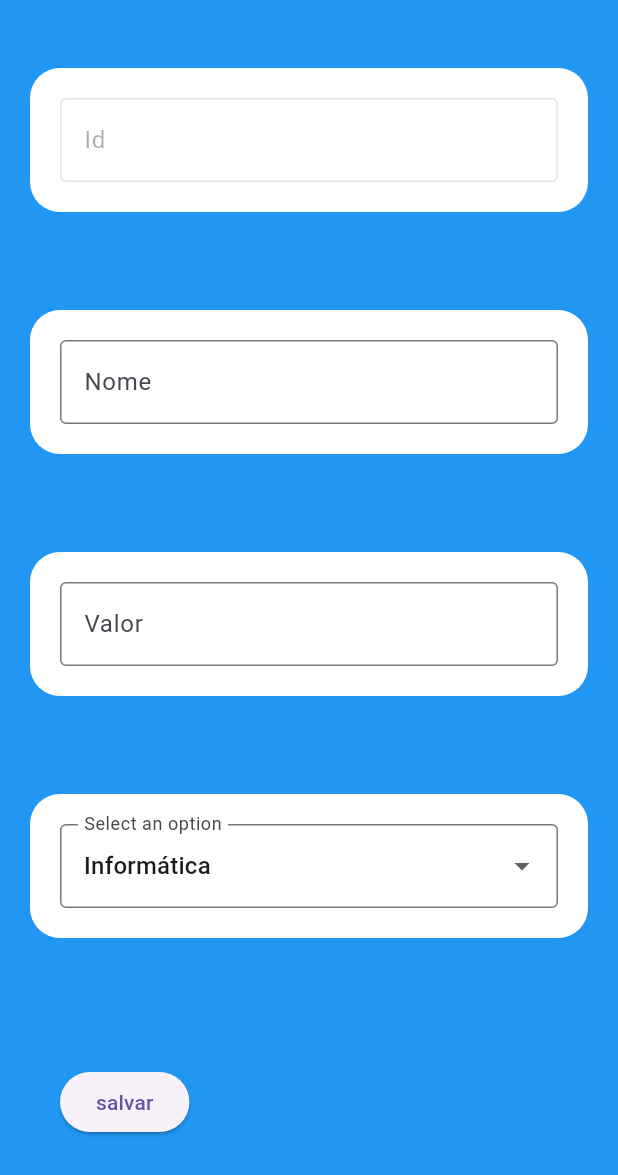
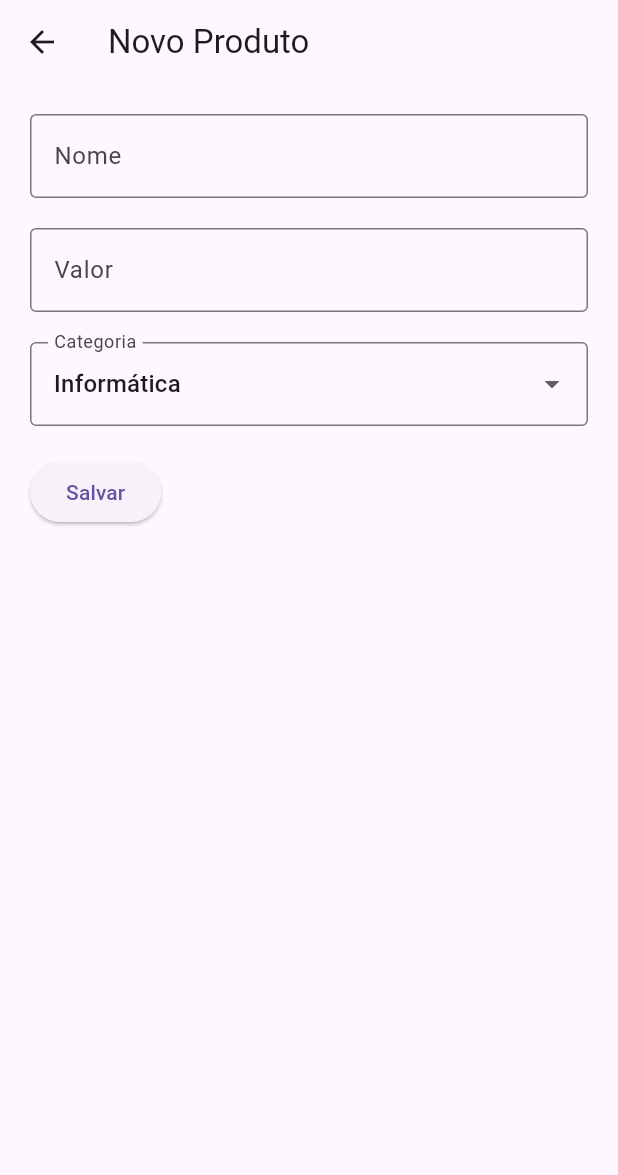
Before and after one commit to AugustoBortoncello3547/catalogo-produto-flutter, a Flutter app: the ProdutoDetalhe screen opened directly, on a phone screen of 412 x 824 dp. Shown: the top 1175 px of the screen. Run offline on Flutter 3.47's test engine with Material 3 defaults, Android fonts, the light colour scheme and no system bars; our stand-ins replace currency_text_input_formatter, sqflite; accounts and stored records are empty.

Commit message:
ajustes no layout da tela inicial, cadastro de produto e edição.

```diff
--- a/lib/bd/banco_helper.dart
+++ b/lib/bd/banco_helper.dart
@@ -34,7 +34,7 @@ class BancoHelper {
         CREATE TABLE $tabelaProduto (
           $colunaId INTEGER PRIMARY KEY,
           $colunaNome TEXT NOT NULL,
-          $colunaValor INTEGER NOT NULL,
+          $colunaValor REAL NOT NULL,
           $colunaCategoria TEXT NOT NULL
         )
       ''');
@@ -82,7 +82,7 @@ class BancoHelper {
       for (final {
             colunaId: pId as int,
             colunaNome: pNome as String,
-            colunaValor: pValor as int,
+            colunaValor: pValor as double,
             colunaCategoria: pCategoria as String,
           } in produtosNoBanco)
         Produto(id: pId, nome: pNome, valor: pValor, categoria: pCategoria),
--- a/lib/model/produto.dart
+++ b/lib/model/produto.dart
@@ -1,7 +1,7 @@
 class Produto {
   int? id;
   String? nome;
-  int? valor;
+  double? valor;
   String? categoria;
 
   Produto({
--- a/lib/produto_detalhe.dart
+++ b/lib/produto_detalhe.dart
@@ -1,49 +1,32 @@
 import 'package:catalago_produto_flutter/bd/banco_helper.dart';
 import 'package:catalago_produto_flutter/model/categoria.dart';
 import 'package:catalago_produto_flutter/model/produto.dart';
+import 'package:currency_text_input_formatter/currency_text_input_formatter.dart';
 import 'package:flutter/material.dart';
 
 class ProdutoDetalhe extends StatefulWidget {
-  ProdutoDetalhe({super.key, this.informacaoProduto});
+  const ProdutoDetalhe({super.key, this.informacaoProduto});
 
   final Produto? informacaoProduto;
 
   @override
-  State<ProdutoDetalhe> createState() => _ProdutoDetalheState();
+  _ProdutoDetalheState createState() => _ProdutoDetalheState();
 }
 
 class _ProdutoDetalheState extends State<ProdutoDetalhe> {
-  var bdHelper = BancoHelper();
-  final List<Produto> _dados = [];
-
-  final List<Categoria> categorias = [];
-
-  void carregarCategorias() async {
-    var r = await bdHelper.buscarCategorias();
-    setState(() {
-      categorias.clear();
-      categorias.addAll(r);
-    });
-    print(categorias);
-  }
+  final bdHelper = BancoHelper();
+  final _formKey = GlobalKey<FormState>();
 
   final TextEditingController _controllerNome = TextEditingController();
   final TextEditingController _controllerValor = TextEditingController();
   final TextEditingController _controllerCategoria = TextEditingController();
 
-  final _formKey = GlobalKey<FormState>();
-
-  @override
-  void dispose() {
-    _controllerNome.dispose();
-    _controllerValor.dispose();
-    _controllerCategoria.dispose();
-    super.dispose();
-  }
+  late List<Categoria> categorias;
 
   @override
   void initState() {
     super.initState();
+    categorias = [];
     carregarCategorias();
     if (widget.informacaoProduto != null) {
       _controllerNome.text = widget.informacaoProduto!.nome.toString();
@@ -55,67 +38,64 @@ class _ProdutoDetalheState extends State<ProdutoDetalhe> {
     }
   }
 
+  void carregarCategorias() async {
+    final r = await bdHelper.buscarCategorias();
+    setState(() {
+      categorias.addAll(r);
+    });
+  }
+
   Future<void> editarRegistro(
-      int idP, String nome, int valor, String categoria) async {
-    final id = await bdHelper.editarProduto(
+      int idP, String nome, double valor, String categoria) async {
+    await bdHelper.editarProduto(
         Produto(id: idP, nome: nome, valor: valor, categoria: categoria));
   }
 
-  Future<void> inserirRegistro(String nome, int valor, String categoria) async {
-    Map<String, dynamic> row = {
+  Future<void> inserirRegistro(
+      String nome, double valor, String categoria) async {
+    final row = {
       BancoHelper.colunaNome: nome,
       BancoHelper.colunaValor: valor,
       BancoHelper.colunaCategoria: categoria
     };
 
-    final id = await bdHelper.inserirProduto(row);
+    await bdHelper.inserirProduto(row);
   }
 
   Future<void> deletarRegistro() async {
     if (widget.informacaoProduto?.id != null) {
-      final id = await bdHelper.deleteProduto(widget.informacaoProduto?.id);
+      await bdHelper.deleteProduto(widget.informacaoProduto?.id);
     }
   }
 
   @override
   Widget build(BuildContext context) {
     return Scaffold(
-        body: SafeArea(
+      appBar: AppBar(
+        title: Text(widget.informacaoProduto != null
+            ? 'Editar Produto'
+            : 'Novo Produto'),
+      ),
+      body: Padding(
+        padding: const EdgeInsets.all(20.0),
         child: Form(
           key: _formKey,
-      child: Container(
-        color: Colors.blue,
-        child: Column(
-          mainAxisAlignment: MainAxisAlignment.spaceEvenly,
+          child: ListView(
             children: [
-            Container(
-              padding: const EdgeInsets.all(20),
-              margin: const EdgeInsets.all(20),
-              decoration: BoxDecoration(
-                borderRadius: BorderRadius.circular(20),
-                color: Colors.white,
-              ),
-              child: TextFormField(
-                initialValue: widget.informacaoProduto?.id.toString(),
-                enabled: false,
-                decoration: const InputDecoration(
-                    labelText: 'Id',
-                    border: OutlineInputBorder() //Gera a borda toda no campo.
+              if (widget.informacaoProduto != null)
+                Padding(
+                  padding: const EdgeInsets.only(bottom: 20.0),
+                  child: Text(
+                    'ID: ${widget.informacaoProduto!.id}',
+                    style: const TextStyle(
+                        fontSize: 18, fontWeight: FontWeight.bold),
                   ),
                 ),
-            ),
-            Container(
-              padding: const EdgeInsets.all(20),
-              margin: const EdgeInsets.all(20),
-              decoration: BoxDecoration(
-                borderRadius: BorderRadius.circular(20),
-                color: Colors.white,
-              ),
-              child: TextFormField(
+              TextFormField(
                 controller: _controllerNome,
                 decoration: const InputDecoration(
                   labelText: 'Nome',
-                    border: OutlineInputBorder() //Gera a borda toda no campo.
+                  border: OutlineInputBorder(),
                 ),
                 validator: (value) {
                   if (value == null || value.isEmpty) {
@@ -124,19 +104,16 @@ class _ProdutoDetalheState extends State<ProdutoDetalhe> {
                   return null;
                 },
               ),
-            ),
-            Container(
-              padding: const EdgeInsets.all(20),
-              margin: const EdgeInsets.all(20),
-              decoration: BoxDecoration(
-                borderRadius: BorderRadius.circular(20),
-                color: Colors.white,
-              ),
-              child: TextFormField(
+              const SizedBox(height: 20),
+              TextFormField(
+                keyboardType: TextInputType.number,
                 controller: _controllerValor,
+                inputFormatters: [
+                  CurrencyTextInputFormatter(locale: "pt_br", symbol: '')
+                ],
                 decoration: const InputDecoration(
                   labelText: 'Valor',
-                    border: OutlineInputBorder() //Gera a borda toda no campo.
+                  border: OutlineInputBorder(),
                 ),
                 validator: (value) {
                   if (value == null || value.isEmpty) {
@@ -145,37 +122,45 @@ class _ProdutoDetalheState extends State<ProdutoDetalhe> {
                   return null;
                 },
               ),
-            ),
-            Container(
-              padding: const EdgeInsets.all(20),
-              margin: const EdgeInsets.all(20),
-              decoration: BoxDecoration(
-                borderRadius: BorderRadius.circular(20),
-                color: Colors.white,
-              ),
-              child: DropdownButtonFormField<String>(
-                value: _controllerCategoria.text, // Define o valor inicial
+              const SizedBox(height: 20),
+              DropdownButtonFormField<String>(
+                value: _controllerCategoria.text,
                 decoration: const InputDecoration(
-                  labelText: 'Select an option',
+                  labelText: 'Categoria',
                   border: OutlineInputBorder(),
                 ),
                 onChanged: (String? newValue) {
                   _controllerCategoria.text = newValue ?? "";
                 },
-                items: <Categoria>[...categorias]
-                    .map<DropdownMenuItem<String>>((Categoria value) {
+                items:
+                    categorias.map<DropdownMenuItem<String>>((Categoria value) {
                   return DropdownMenuItem<String>(
                     value: value.nome,
                     child: Text(value.nome ?? ""),
                   );
                 }).toList(),
               ),
+              const SizedBox(height: 20),
+              Row(
+                mainAxisAlignment: MainAxisAlignment.spaceBetween,
+                children: [
+                  if (widget.informacaoProduto != null)
+                    ElevatedButton(
+                      onPressed: () {
+                        if (_formKey.currentState!.validate()) {
+                          deletarRegistro();
+                          Navigator.pop(context);
+                        }
+                      },
+                      style:
+                          ElevatedButton.styleFrom(backgroundColor: Colors.red),
+                      child: const Text(
+                        'Deletar',
+                        style: TextStyle(
+                          color: Colors.white, // Definindo a cor do texto como branco
                         ),
-            Container(
-              padding: const EdgeInsets.all(20),
-              margin: const EdgeInsets.all(20),
-              child: Row(
-                children: [
+                      ),
+                    ),
                   ElevatedButton(
                     onPressed: () {
                       if (_formKey.currentState!.validate()) {
@@ -183,37 +168,30 @@ class _ProdutoDetalheState extends State<ProdutoDetalhe> {
                           editarRegistro(
                               widget.informacaoProduto!.id!,
                               _controllerNome.text,
-                              int.parse(_controllerValor.text),
+                              double.parse(
+                                  _controllerValor.text.replaceAll(',', '.')),
                               _controllerCategoria.text);
                         } else {
                           inserirRegistro(
                               _controllerNome.text,
-                              int.parse(_controllerValor.text),
+                              double.parse(
+                                  _controllerValor.text.replaceAll(',', '.')),
                               _controllerCategoria.text);
                         }
 
                         Navigator.pop(context);
                       }
                     },
-                    child: const Text('salvar'),
+                    child: Text(widget.informacaoProduto != null
+                        ? 'Atualizar'
+                        : 'Salvar'),
                   ),
-                  widget.informacaoProduto != null
-                      ? ElevatedButton(
-                          onPressed: () {
-                            if (_formKey.currentState!.validate()) {
-                              deletarRegistro();
-                              Navigator.pop(context);
-                            }
-                          },
-                          child: const Text('deletar'),
-                        )
-                      : const Text("")
                 ],
-              ),
               ),
             ],
           ),
         ),
-    )));
+      ),
+    );
   }
 }
--- a/pubspec.yaml
+++ b/pubspec.yaml
@@ -7,6 +7,7 @@ environment:
   sdk: '>=3.3.1 <4.0.0'
 
 dependencies:
+  currency_text_input_formatter: ^2.1.14
   flutter:
     sdk: flutter
   path: ^1.9.0
```
Also changed, not shown: lib/main.dart (+29 -25 lines), pubspec.lock. Lines whose indentation alone changed are shown as unchanged.
